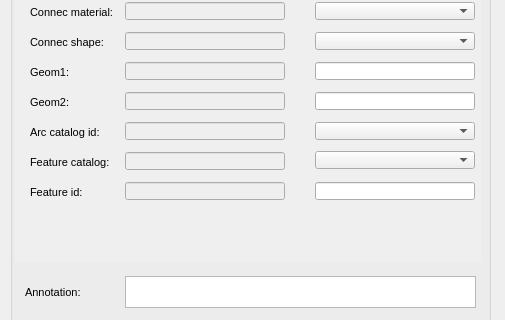
First picture: the form in ui/ud_review_audit_gully.ui, repository Giswater/giswater_qgis_plugin, before the edit; both pictures show x 0 to 505 and y 134 to 454 of the 505 by 635 pixel window.
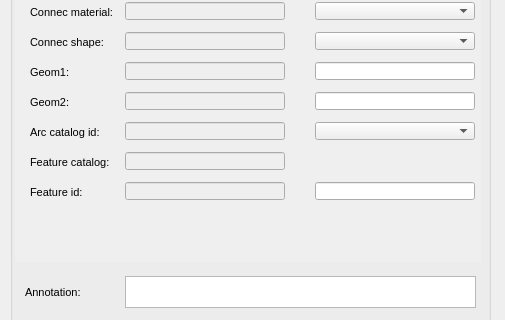
Second picture: the form after the edit. The open tabs and pages were chosen to show the change.

Patch:
```diff
--- a/ui/ud_review_audit_gully.ui
+++ b/ui/ud_review_audit_gully.ui
@@ -721,8 +721,8 @@
       <rect>
        <x>0</x>
        <y>0</y>
-       <width>466</width>
-       <height>272</height>
+       <width>100</width>
+       <height>30</height>
       </rect>
      </property>
      <attribute name="label">
@@ -1170,19 +1170,6 @@
     <string>Validated:</string>
    </property>
   </widget>
-  <widget class="QComboBox" name="new_featurecat_id">
-   <property name="geometry">
-    <rect>
-     <x>315</x>
-     <y>285</y>
-     <width>160</width>
-     <height>18</height>
-    </rect>
-   </property>
-   <property name="frame">
-    <bool>true</bool>
-   </property>
-  </widget>
  </widget>
  <resources/>
  <connections/>
```
Left out of the diff: 39 changed lines with no effect on the pictures.
